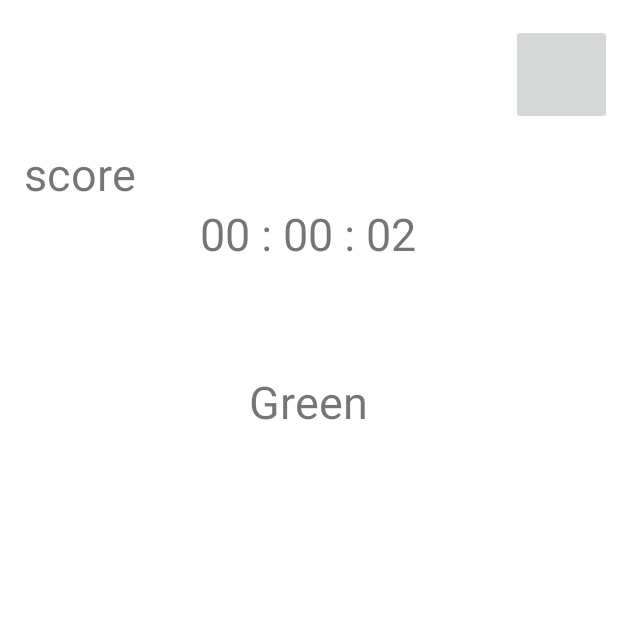
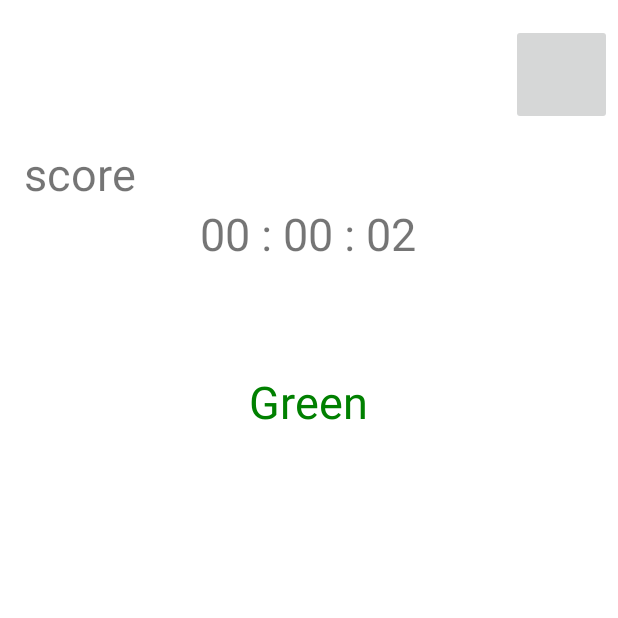
Before and after one commit to SayoCrabs/SlashBubble_tp_android, an Android app: the GameActivity screen opened directly, with no data from a screen before it, on a phone screen of 412 x 824 dp, the top half of it. Run offline under Robolectric (Android 15) with nearby library versions, the phone set to English and light mode, and no system bars.

Commit message:
Interface & fonction Interface
Work

```diff
--- a/app/src/main/java/com/example/slashbubble_tp_android/game/ColorManager.java
+++ b/app/src/main/java/com/example/slashbubble_tp_android/game/ColorManager.java
@@ -1,4 +1,6 @@
 package com.example.slashbubble_tp_android.game;
+
+import android.widget.TextView;
 
 import com.example.slashbubble_tp_android.App;
 import com.example.slashbubble_tp_android.R;
@@ -10,7 +12,6 @@ public class ColorManager {
 
     // A mettre en bdd
     List<String> colorName = new ArrayList<>();
-
     public ColorManager()
     {
         colorName.add(App.getAppResources().getString(R.string.red));
@@ -18,7 +19,7 @@ public class ColorManager {
         colorName.add(App.getAppResources().getString(R.string.green));
     }
 
-    public String changeColorName ()
+    public String getNewColorText()
     {
         int r = (int) (0 + Math.random() * (colorName.toArray().length - 0));
         return colorName.get(r);
--- a/app/src/main/java/com/example/slashbubble_tp_android/game/GameActivity.java
+++ b/app/src/main/java/com/example/slashbubble_tp_android/game/GameActivity.java
@@ -3,34 +3,35 @@ package com.example.slashbubble_tp_android.game;
 import androidx.appcompat.app.AppCompatActivity;
 import androidx.constraintlayout.widget.ConstraintLayout;
 
-import android.content.Intent;
-import android.graphics.Bitmap;
 import android.os.Bundle;
-import android.util.Log;
 import android.view.View;
+import android.widget.Button;
 import android.widget.ImageButton;
 import android.widget.ImageView;
 import android.widget.TextView;
 
-import com.example.slashbubble_tp_android.App;
-import com.example.slashbubble_tp_android.CreditActivity;
 import com.example.slashbubble_tp_android.R;
-import com.example.slashbubble_tp_android.ShopActivity;
-import com.example.slashbubble_tp_android.settings.SettingsActivity;
 
 import java.util.ArrayList;
 import java.util.List;
-import java.util.Random;
-import java.util.Timer;
-import java.util.TimerTask;
 
 public class GameActivity extends AppCompatActivity implements View.OnClickListener {
     private static final String TAG = "GameActivity";
 
+    // Layout
+    ConstraintLayout layoutPauseEnd;
+    ConstraintLayout layoutInterfaceGame;
+
+    // Class declaration
+    ColorManager colorManager;
+    TimerManager timerManager;
+
+    // Text view
     TextView timerText;
     TextView score; int scoreNb;
     TextView colorText;
 
+    // Image View
     ImageButton pauseButton;
 
     ImageView firstImage;
@@ -38,92 +39,78 @@ public class GameActivity extends AppCompatActivity implements View.OnClickListe
     ImageView thirdImage;
     List<ImageView> containerImage = new ArrayList<>();
 
-    // if timer not running stop or not start bubble spawn
-    boolean timerRunning = true;
-
-    // timer attributes
-    Timer timer;
-    TimerTask timerTask;
-    Double time = 0.0;
-
-    ColorManager colorManager;
-
     @Override
     protected void onCreate(Bundle savedInstanceState) {
         super.onCreate(savedInstanceState);
         setContentView(R.layout.activity_game);
 
+        // Layout
+        layoutPauseEnd = findViewById(R.id.layoutPauseEnd);
+        layoutInterfaceGame = findViewById(R.id.layoutInterfaceGame);
+
+        // Class instantiate
         colorManager = new ColorManager();
+        timerManager = new TimerManager(this);
 
+        // Button
         pauseButton = findViewById(R.id.pauseButton);
         pauseButton.setOnClickListener(this);
 
+        // Text View
         timerText = findViewById(R.id.timerText);
         score = findViewById(R.id.score);
         colorText = findViewById(R.id.colorText);
 
+        // Image View
         firstImage = findViewById(R.id.firstImage);
         secondImage = findViewById(R.id.secondImage);
         thirdImage = findViewById(R.id.thirdImage);
 
-        // add on List of image view
+        // add all image view on List
         containerImage.add(firstImage);
         containerImage.add(secondImage);
         containerImage.add(thirdImage);
 
-        // add the onClickListener on all imageView
+        // add the onClickListener on all imageView in the List
         for(ImageView img : containerImage)
         {
             img.setOnClickListener(this);
         }
 
-        timer = new Timer();
-        startTimer();
+        // start timers
+        timerManager.startTimer(timerText);
+
+        // set the first color when the timer is started
+        changeColor();
 
     }
 
+    /**
+     * Here we stop the timer, hide the game interface and display a pause interface
+    **/
     @Override
     protected void onPause() {
         super.onPause();
-        timerRunning = false;
-        timerTask.cancel();
+        timerManager.timerTask.cancel();
+        layoutInterfaceGame.setVisibility(View.GONE);
+        layoutPauseEnd.setVisibility(View.VISIBLE);
+    }
+
+    /**
+     * When the player return on the app or close the pause menu
+     * We "re"start the timer, hide pause interface and display the game
+     */
+    @Override
+    protected void onRestart() {
+        super.onRestart();
+        timerManager.startTimer(timerText);
+        layoutPauseEnd.setVisibility(View.GONE);
+        layoutInterfaceGame.setVisibility(View.VISIBLE);
     }
 
     @Override
-    protected void onRestart() {
-        super.onRestart();
-        timerRunning = true;
-        startTimer();
-    }
-
-    void startTimer() {
-        timerTask = new TimerTask() {
-            @Override
-            public void run() {
-                runOnUiThread(new Runnable() {
-                    @Override
-                    public void run() {
-                        time++;
-                        timerText.setText(getTimerText());
-                    }
-                });
-            }
-        };
-        timer.scheduleAtFixedRate(timerTask, 0, 1000);
-        // set the first color when the timer is started
-        colorText.setText(colorManager.changeColorName());
-    }
-
-    String getTimerText() {
-        int rounded = (int) Math.round(time);
-        int second = ((rounded % 6400) % 3600) % 60;
-        int minutes = ((rounded % 6400) % 3600) / 60;
-        int hours = ((rounded % 6400) / 3600);
-        return formatTime(second, minutes, hours);
-    }
-
-    private String formatTime(int s, int m, int h) {
-        return String.format("%02d", h) + " : " + String.format("%02d", m) + " : " + String.format("%02d", s);
+    protected void onDestroy() {
+        super.onDestroy();
     }
 
     @Override
@@ -133,7 +120,7 @@ public class GameActivity extends AppCompatActivity implements View.OnClickListe
         {
             scoreNb++;
             score.setText("" + scoreNb);
-            colorText.setText(colorManager.changeColorName());
+            changeColor();
         }
         else if (vi.getId() == R.id.pauseButton)
         {
@@ -141,8 +128,58 @@ public class GameActivity extends AppCompatActivity implements View.OnClickListe
         }
         else
         {
-            //gameOver
+           gameOver();
         }
+    }
+
+    public void changeColor()
+    {
+        String newColor = colorManager.getNewColorText();
+        colorText.setText(newColor);
+        switch (newColor)
+        {
+            case "Red":
+            {
+                colorText.setTextColor(getResources().getColor(R.color.red));
+                break;
+            }
+            case "Blue":
+            {
+                colorText.setTextColor(getResources().getColor(R.color.blue));
+                break;
+            }
+            case "Green":
+            {
+                colorText.setTextColor(getResources().getColor(R.color.green));
+                break;
+            }
+        }
+
+    }
+
+    /**
+     * When the player loose display we change the value and interaction of the pause interface
+     * and display it.
+     * And we save the result of the player.
+     */
+    public void gameOver()
+    {
+        TextView textEnd = (TextView) findViewById(R.id.textPauseEnd);
+        textEnd.setText(R.string.gameover);
+
+        Button buttonEnd = (Button) findViewById(R.id.resume);
+        buttonEnd.setText(R.string.quit);
+        buttonEnd.setOnClickListener(view -> onDestroy());
+
+        layoutInterfaceGame.setVisibility(View.GONE);
+        layoutPauseEnd.setVisibility(View.VISIBLE);
+
+        // save the data
+    }
+
+    public void resume(View v)
+    {
+        onRestart();
     }
 
 
--- /dev/null
+++ b/app/src/main/java/com/example/slashbubble_tp_android/game/TimerManager.java
@@ -0,0 +1,56 @@
+package com.example.slashbubble_tp_android.game;
+
+import android.app.Activity;
+import android.os.AsyncTask;
+import android.widget.TextView;
+
+import java.util.Timer;
+import java.util.TimerTask;
+
+public class TimerManager extends AsyncTask {
+
+    // timer attributes
+    Timer timer;
+    TimerTask timerTask;
+    Double time = 0.0;
+
+    private Activity activity;
+
+    TimerManager(Activity activity)
+    {
+        this.activity = activity;
+        timer = new Timer();
+    }
+    void startTimer(TextView timerText) {
+        timerTask = new TimerTask() {
+            @Override
+            public void run() {
+                activity.runOnUiThread(new Runnable() {
+                    @Override
+                    public void run() {
+                        time++;
+                        timerText.setText(getTimerText());
+                    }
+                });
+            }
+        };
+        timer.scheduleAtFixedRate(timerTask, 0, 1000);
+    }
+
+    String getTimerText() {
+        int rounded = (int) Math.round(time);
+        int second = ((rounded % 6400) % 3600) % 60;
+        int minutes = ((rounded % 6400) % 3600) / 60;
+        int hours = ((rounded % 6400) / 3600);
+        return formatTime(second, minutes, hours);
+    }
+
+    private String formatTime(int s, int m, int h) {
+        return String.format("%02d", h) + " : " + String.format("%02d", m) + " : " + String.format("%02d", s);
+    }
+
+    @Override
+    protected Object doInBackground(Object[] objects) {
+        return null;
+    }
+}
--- a/app/src/main/res/layout/activity_game.xml
+++ b/app/src/main/res/layout/activity_game.xml
@@ -7,6 +7,46 @@
     android:id="@+id/cl"
     tools:context=".game.GameActivity">
 
+
+    <androidx.constraintlayout.widget.ConstraintLayout
+        android:id="@+id/layoutPauseEnd"
+        android:layout_width="match_parent"
+        android:layout_height="match_parent"
+        android:background="@color/black"
+        android:gravity="center"
+        android:orientation="vertical"
+        tools:layout_editor_absoluteX="30dp"
+        tools:layout_editor_absoluteY="3dp"
+        android:visibility="gone">
+
+        <TextView
+            android:id="@+id/textPauseEnd"
+            android:layout_width="wrap_content"
+            android:layout_height="wrap_content"
+            android:layout_marginEnd="164dp"
+            android:layout_marginBottom="176dp"
+            android:text="@string/pause"
+            android:textColor="@color/white"
+            android:textSize="30dp"
+            app:layout_constraintBottom_toTopOf="@+id/resume"
+            app:layout_constraintEnd_toEndOf="parent" />
+
+        <Button
+            android:id="@+id/resume"
+            android:layout_width="186dp"
+            android:layout_height="59dp"
+            android:layout_marginEnd="112dp"
+            android:layout_marginBottom="236dp"
+            android:onClick="resume"
+            android:text="@string/resume"
+            app:layout_constraintBottom_toBottomOf="parent"
+            app:layout_constraintEnd_toEndOf="parent" />
+    </androidx.constraintlayout.widget.ConstraintLayout>
+
+    <androidx.constraintlayout.widget.ConstraintLayout
+        android:id="@+id/layoutInterfaceGame"
+        android:layout_width="match_parent"
+        android:layout_height="match_parent">
 
         <TextView
             android:id="@+id/timerText"
@@ -83,5 +123,7 @@
                 android:layout_width="80dp"
                 android:layout_height="match_parent" />
         </LinearLayout>
+    </androidx.constraintlayout.widget.ConstraintLayout>
+
 
 </androidx.constraintlayout.widget.ConstraintLayout>
--- a/app/src/main/res/values/colors.xml
+++ b/app/src/main/res/values/colors.xml
@@ -7,4 +7,7 @@
     <color name="teal_700">#FF018786</color>
     <color name="black">#FF000000</color>
     <color name="white">#FFFFFFFF</color>
+    <color name="red">#FF0000</color>
+    <color name="blue">#0000FF</color>
+    <color name="green">#008000</color>
 </resources>
--- a/app/src/main/res/values/strings.xml
+++ b/app/src/main/res/values/strings.xml
@@ -24,4 +24,8 @@
     <string name="blue">Blue</string>
     <string name="green">Green</string>
 
+    <string name="resume">resume</string>
+    <string name="pause" translatable="false">pause</string>
+    <string name="gameover" translatable="false">Game Over</string>
+
 </resources>
```
Also changed, not shown: 1 other file. Lines whose indentation alone changed are shown as unchanged.
